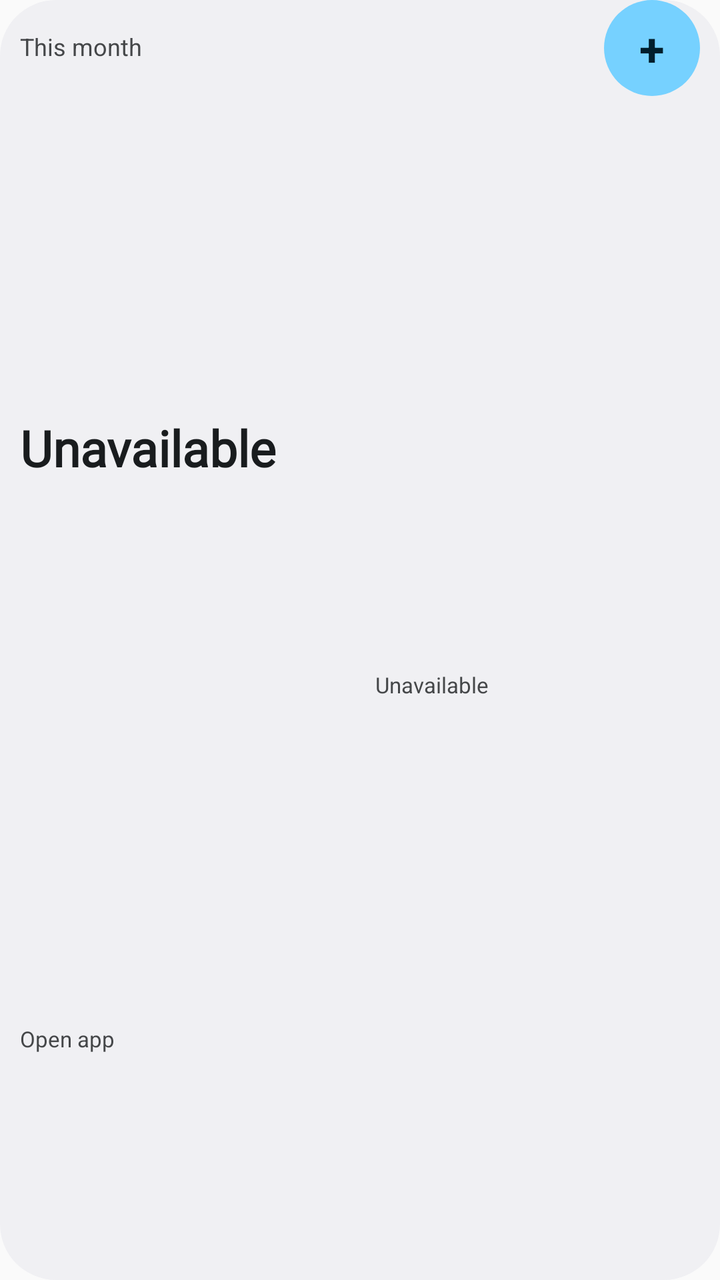
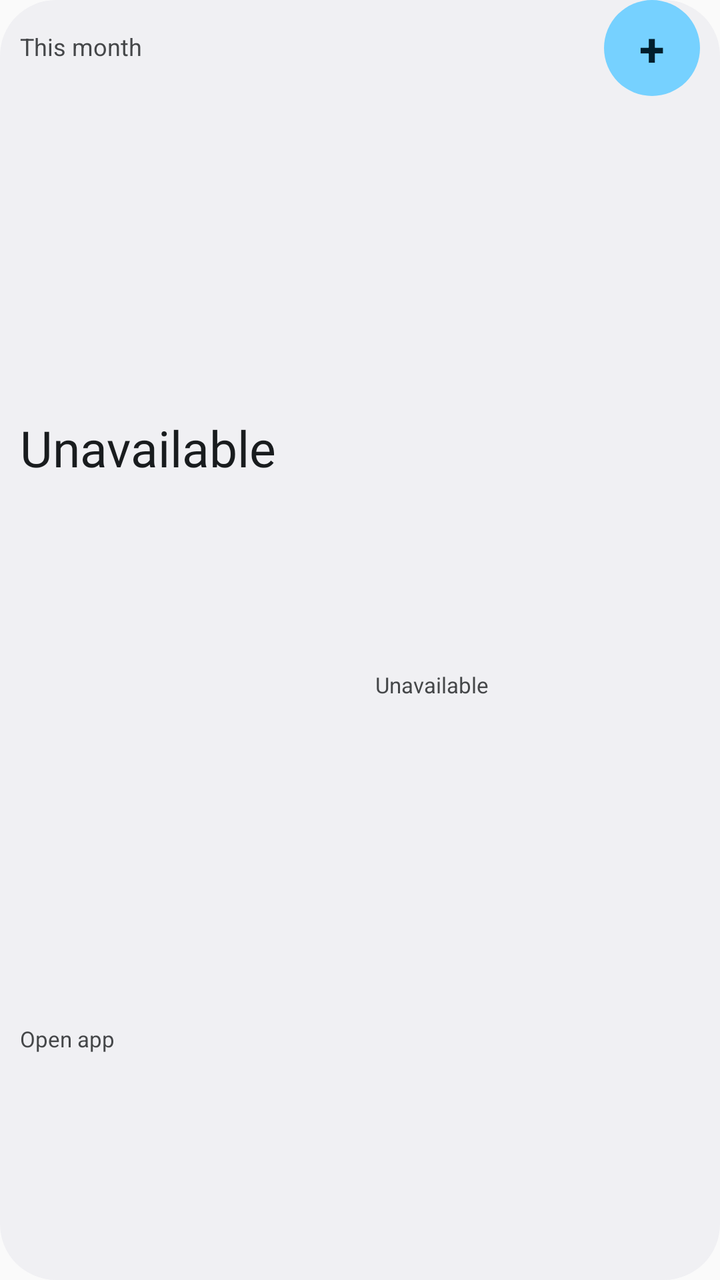

Compare the two renders of this Android layout. The source of the first and the diff that turns it into the second are given below.
<!-- AndroidManifest.xml: application theme AppTheme -->
<!-- res/layout/widget_penny_wide.xml -->
<?xml version="1.0" encoding="utf-8"?>
<LinearLayout xmlns:android="http://schemas.android.com/apk/res/android"
    android:id="@+id/widget_root"
    android:layout_width="match_parent"
    android:layout_height="match_parent"
    android:background="@drawable/widget_penny_card_background"
    android:orientation="vertical"
    android:paddingLeft="10dp"
    android:paddingRight="10dp"
    android:paddingBottom="2dp">

    <LinearLayout
        android:layout_width="match_parent"
        android:layout_height="48dp"
        android:gravity="center_vertical"
        android:orientation="horizontal">

        <TextView
            android:id="@+id/widget_spent_label"
            android:layout_width="0dp"
            android:layout_height="match_parent"
            android:layout_weight="1"
            android:autoSizeMaxTextSize="12sp"
            android:autoSizeMinTextSize="9sp"
            android:autoSizeStepGranularity="1sp"
            android:autoSizeTextType="uniform"
            android:ellipsize="end"
            android:gravity="center_vertical"
            android:includeFontPadding="false"
            android:maxLines="2"
            android:text="@string/widget_spent_this_month"
            android:textColor="@color/widget_on_surface_inverse_muted" />

        <TextView
            android:id="@+id/widget_add_button"
            android:layout_width="48dp"
            android:layout_height="48dp"
            android:background="@drawable/widget_penny_quick_add_background"
            android:contentDescription="@string/widget_quick_add_description"
            android:autoSizeMaxTextSize="23sp"
            android:autoSizeMinTextSize="14sp"
            android:autoSizeStepGranularity="1sp"
            android:autoSizeTextType="uniform"
            android:gravity="center"
            android:text="@string/widget_quick_add"
            android:textColor="@color/widget_on_quick_add"
            android:textStyle="bold" />
    </LinearLayout>

    <LinearLayout
        android:layout_width="match_parent"
        android:layout_height="0dp"
        android:layout_weight="1"
        android:orientation="horizontal">

        <LinearLayout
            android:layout_width="0dp"
            android:layout_height="match_parent"
            android:layout_weight="1.15"
            android:orientation="vertical"
            android:paddingRight="4dp">

            <TextView
                android:id="@+id/widget_amount"
                android:layout_width="match_parent"
                android:layout_height="0dp"
                android:layout_weight="3"
                android:autoSizeMaxTextSize="25sp"
                android:autoSizeMinTextSize="7sp"
                android:autoSizeStepGranularity="1sp"
                android:autoSizeTextType="uniform"
                android:ellipsize="end"
                android:fontFamily="@font/inter_semibold"
                android:gravity="center_vertical"
                android:includeFontPadding="false"
                android:maxLines="1"
                android:text="@string/widget_unavailable"
                android:textColor="@color/widget_on_surface_inverse"
                android:textStyle="bold" />

            <TextView
                android:id="@+id/widget_count"
                android:layout_width="match_parent"
                android:layout_height="0dp"
                android:layout_weight="2"
                android:autoSizeMaxTextSize="11sp"
                android:autoSizeMinTextSize="8sp"
                android:autoSizeStepGranularity="1sp"
                android:autoSizeTextType="uniform"
                android:ellipsize="end"
                android:gravity="center_vertical"
                android:includeFontPadding="false"
                android:maxLines="1"
                android:text="@string/widget_open_app"
                android:textColor="@color/widget_on_surface_inverse_muted" />
        </LinearLayout>

        <TextView
            android:id="@+id/widget_categories"
            android:layout_width="0dp"
            android:layout_height="match_parent"
            android:layout_weight="1.1"
            android:autoSizeMaxTextSize="11sp"
            android:autoSizeMinTextSize="7sp"
            android:autoSizeStepGranularity="1sp"
            android:autoSizeTextType="uniform"
            android:ellipsize="end"
            android:gravity="center_vertical"
            android:includeFontPadding="false"
            android:maxLines="3"
            android:paddingLeft="4dp"
            android:text="@string/widget_unavailable"
            android:textColor="@color/widget_on_surface_inverse_muted" />
    </LinearLayout>
</LinearLayout>
<!-- resources referenced by this layout -->
<resources>
  <color name="widget_on_quick_add">#002117</color>
  <color name="widget_on_surface_inverse">#1A1C1A</color>
  <color name="widget_on_surface_inverse_muted">#454945</color>
  <!-- drawable widget_penny_card_background (drawable) -->
  <?xml version="1.0" encoding="utf-8"?>
  <shape xmlns:android="http://schemas.android.com/apk/res/android" android:shape="rectangle">
      <solid android:color="@color/widget_surface_inverse" />
      <corners android:radius="28dp" />
  </shape>
  <!-- drawable widget_penny_quick_add_background (drawable) -->
  <?xml version="1.0" encoding="utf-8"?>
  <shape xmlns:android="http://schemas.android.com/apk/res/android" android:shape="rectangle">
      <solid android:color="@color/widget_quick_add" />
      <corners android:radius="24dp" />
  </shape>
  <string name="widget_open_app">Open app</string>
  <string name="widget_quick_add">+</string>
  <string name="widget_quick_add_description">Add a transaction</string>
  <string name="widget_spent_this_month">This month</string>
  <string name="widget_unavailable">Unavailable</string>
  <style name="AppTheme" parent="android:style/Theme.Material.Light.NoActionBar">
          <item name="android:statusBarColor">@android:color/transparent</item>
          <item name="android:navigationBarColor">@android:color/transparent</item>
          <item name="android:windowLightStatusBar">true</item>
      </style>
  <color name="widget_surface_inverse">#F6F7F4</color>
  <color name="widget_quick_add">#B6F2D2</color>
</resources>

<!-- the commit's change to res/layout/widget_penny_wide.xml (unified diff, before → after) -->
@@ -75,8 +75,7 @@
                 android:includeFontPadding="false"
                 android:maxLines="1"
                 android:text="@string/widget_unavailable"
-                android:textColor="@color/widget_on_surface_inverse"
-                android:textStyle="bold" />
+                android:textColor="@color/widget_on_surface_inverse" />
 
             <TextView
                 android:id="@+id/widget_count"
